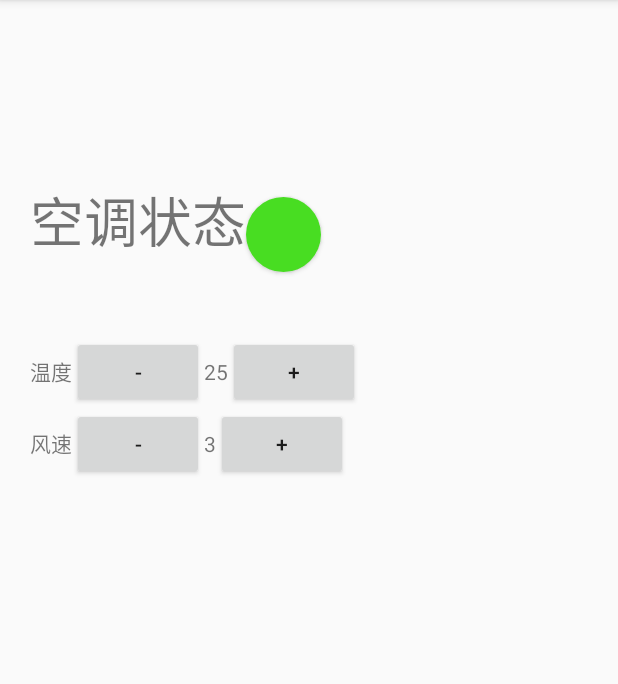
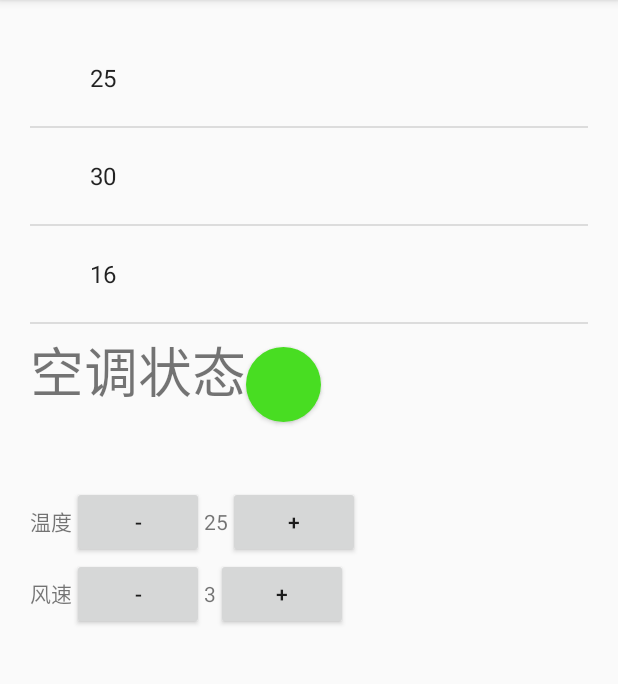
Before and after one commit to wwinsa/SmartHome, an Android app: the screen it shows after launch (TempActivity), after a tap on an icon or button, on a phone screen of 412 x 824 dp, the part 84-768 px from its top. Run offline under Robolectric (Android 15) with nearby library versions, the phone set to English and light mode, and no system bars.

Commit message:
Show in ListView

```diff
--- a/app/src/main/java/com/example/weixi/smarthome/MainActivity.java
+++ b/app/src/main/java/com/example/weixi/smarthome/MainActivity.java
@@ -5,6 +5,7 @@ import android.support.v7.app.AppCompatActivity;
 import android.os.Bundle;
 import android.view.View;
 import android.widget.Button;
+import android.widget.TextView;
 
 import java.lang.reflect.Array;
 import java.util.ArrayList;
@@ -12,6 +13,7 @@ import java.util.ArrayList;
 public class MainActivity extends AppCompatActivity {
 
     private Button btn_temp,btn_humi,btn_smoke,btn_ch4;
+
     //data
    private ArrayList<Integer> temp =new ArrayList<Integer>();
     private int humi = 25 ;
@@ -27,6 +29,7 @@ public class MainActivity extends AppCompatActivity {
         btn_humi = findViewById(R.id.btn_humi);
         btn_smoke = findViewById(R.id.btn_smoke);
         btn_ch4 = findViewById(R.id.btn_ch4);
+
         inittemp(25);
         inittemp(30);
         inittemp(16);
--- /dev/null
+++ b/app/src/main/java/com/example/weixi/smarthome/MyListAdapter.java
@@ -0,0 +1,21 @@
+package com.example.weixi.smarthome;
+
+import android.content.Context;
+
+import java.util.ArrayList;
+import java.util.List;
+
+public class MyListAdapter extends ArrayList {
+
+    final ArrayList<Integer> array = new ArrayList<Integer>();
+
+    private final int resourceId;
+
+    public MyListAdapter(Context context, int textViewResourceId, List<Integer> objects){
+//        super(context,textViewResourceId,objects);
+        resourceId = textViewResourceId;
+
+    }
+
+
+}
--- a/app/src/main/java/com/example/weixi/smarthome/TempActivity.java
+++ b/app/src/main/java/com/example/weixi/smarthome/TempActivity.java
@@ -5,7 +5,9 @@ import android.graphics.Color;
 import android.support.v7.app.AppCompatActivity;
 import android.os.Bundle;
 import android.view.View;
+import android.widget.ArrayAdapter;
 import android.widget.Button;
+import android.widget.ListView;
 import android.widget.TextView;
 import android.widget.Toast;
 
@@ -16,10 +18,12 @@ public class TempActivity extends AppCompatActivity {
 
     private Button btn_n_plus,btn_n_minus,btn_s_plus,btn_s_minus,btn_light;
     private TextView tv_n,tv_s;
+    private ListView lv_showdata;
 
     private int num = 25 ;
     private int speed = 3 ;
-    private ArrayList<Integer> temp;
+    private ArrayList<Integer> temp = new ArrayList<Integer>();
+    private ArrayAdapter<Integer> adapter;
 
     @Override
     protected void onCreate(Bundle savedInstanceState) {
@@ -49,8 +53,19 @@ public class TempActivity extends AppCompatActivity {
 //        }
 //        Toast.makeText(getApplication(), strData, Toast.LENGTH_SHORT).show();
 
+        lv_showdata = findViewById(R.id.lv_showdata);
+//        tv_showdata.setAdapter();
+        adapter = new ArrayAdapter<Integer>(TempActivity.this,android.R.layout.simple_expandable_list_item_1,temp);
+        lv_showdata.setAdapter(adapter);
+        Toast.makeText(getApplication(), "test", Toast.LENGTH_SHORT).show();
     }
 
+    private void showIngraph(ArrayList<Integer> temp){
+        //要花钱，有时间再回来看
+    }
+    private void showInListView(ArrayList<Integer> temp){
+
+    }
     private void setListeners(){
         TempActivity.OnClick onClick = new TempActivity.OnClick();
         btn_n_minus.setOnClickListener(onClick);
--- a/app/src/main/res/layout/activity_temp.xml
+++ b/app/src/main/res/layout/activity_temp.xml
@@ -1,18 +1,25 @@
 <?xml version="1.0" encoding="utf-8"?>
-<RelativeLayout xmlns:android="http://schemas.android.com/apk/res/android"
+<LinearLayout xmlns:android="http://schemas.android.com/apk/res/android"
     xmlns:app="http://schemas.android.com/apk/res-auto"
     xmlns:tools="http://schemas.android.com/tools"
     android:layout_width="match_parent"
     android:layout_height="match_parent"
     android:orientation="vertical"
-    android:padding="20dp"
+    android:paddingTop="20dp"
+    android:paddingLeft="20dp"
+    android:paddingRight="20dp"
     >
 
+    <ListView
+        android:id="@+id/lv_showdata"
+        android:layout_width="match_parent"
+        android:layout_height="200dp"
+        />
     <LinearLayout
         android:layout_width="match_parent"
-        android:layout_height="match_parent"
+        android:layout_height="wrap_content"
         android:orientation="vertical"
-        android:paddingTop="100dp">
+        android:paddingBottom="20dp">
 
         <LinearLayout
             android:layout_width="match_parent"
@@ -109,4 +116,4 @@
     </LinearLayout>
 
 
-</RelativeLayout>
+</LinearLayout>
```
